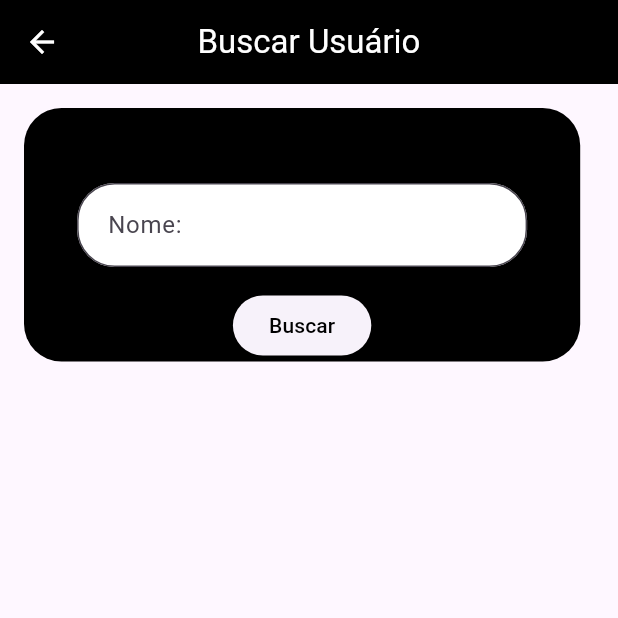
After one commit to leodavy/frontendWebI, a Flutter app: the FindUser screen opened directly, after a tap on "Buscar", on a phone screen of 412 x 824 dp, the top half of it. The commit adds this screen. Run offline on Flutter 3.47's test engine with Material 3 defaults, Android fonts, the phone set to English and light mode, and no system bars; accounts and stored records are empty; network calls fail.

Commit message:
search user by name done

```diff
--- /dev/null
+++ b/lib/model/TournamentCategory.dart
@@ -0,0 +1,18 @@
+class TournamentCategory {
+  int? torNrId;
+  String? torTxNome;
+
+  TournamentCategory({this.torNrId, this.torTxNome});
+
+  TournamentCategory.fromJson(Map<String, dynamic> json) {
+    torNrId = json['torNrId'];
+    torTxNome = json['torTxNome'];
+  }
+
+  Map<String, dynamic> toJson() {
+    final Map<String, dynamic> data = new Map<String, dynamic>();
+    data['torNrId'] = this.torNrId;
+    data['torTxNome'] = this.torTxNome;
+    return data;
+  }
+}
--- a/lib/model/User.dart
+++ b/lib/model/User.dart
@@ -12,7 +12,7 @@
     usuTxNome = json['usuTxNome'];
     usuTxLogin = json['usuTxLogin'];
     usuTxSenha = json['usuTxSenha'];
-    usuDtCadastro = json['usuDtCadastro'];
+    usuDtCadastro = json['usuDtCadastro'] != null ? DateTime.parse(json['usuDtCadastro']) : null;
     }
 
     Map<String, dynamic> toJson() {
@@ -21,7 +21,7 @@
     data['usuTxNome'] = this.usuTxNome;
     data['usuTxLogin'] = this.usuTxLogin;
     data['usuTxSenha'] = this.usuTxSenha;
-    data['usuDtCadastro'] = this.usuDtCadastro;
+    data['usuDtCadastro'] = this.usuDtCadastro?.toIso8601String();
     return data;
     }
     }
--- a/lib/service/Services.dart
+++ b/lib/service/Services.dart
@@ -3,6 +3,8 @@ import 'package:frontend_web1/model/Tournament.dart';
 import 'package:frontend_web1/model/User.dart';
 import 'dart:convert';
 import 'package:http/http.dart' as http;
+
+import '../model/TournamentCategory.dart';
 
 class Services{
   // final String userBaseUrl="http://192.168.0.105:8080"; //notebook
@@ -72,6 +74,64 @@ class Services{
       throw Exception("Failed to register tournament");
     }
   }
+  Future<TournamentCategory> createCategory(int torNrId, TournamentCategory newCategory) async {
+    try {
+      final response = await http.post(
+          Uri.parse('$userBaseUrl/torneios/$torNrId/categorias/cadastrar'),
+          headers: {'Content-Type': 'application/json'},
+          body: jsonEncode(newCategory.toJson()));
+      if (response.statusCode == 200) {
+        if (kDebugMode) {
+          print("Category successfully registered!");
+        }
+        return newCategory;
+      } else {
+        throw Exception("Failed to register category");
+      }
+    } catch (error) {
+      throw Exception("Failed to register category $error");
+    }
+  }
+  Future<User?> getUserByName(String usuTxNome) async {
+    try {
+      final response = await http.get(
+        Uri.parse('$userBaseUrl/usuarios/buscarPorNome/$usuTxNome'),
+        headers: {'Content-Type': 'application/json'},
+      );
+
+      print("Response status code: ${response.statusCode}");
+      print("Response body: ${response.body}");
+
+      if (response.statusCode == 200) {
+        Map<String, dynamic> userData = json.decode(response.body);
+        print("Decoded user data: $userData");
+        return User.fromJson(userData);
+      } else if (response.statusCode == 404) {
+        print("User not found");
+        return null;
+      } else {
+        throw Exception("Failed to get user by name. Status code: ${response.statusCode}");
+      }
+    } catch (error) {
+      print("Error getting user by name: $error");
+      throw Exception("Failed to get user by name");
+    }
+  }
+  Future<List<User>> getAllUsers() async{
+    try{
+      final response = await http.get(
+          Uri.parse('$userBaseUrl/usuarios/listarTodosUsuarios'));
+      if(response.statusCode == 200){
+        List<dynamic> data = json.decode(response.body);
+        List<User> users = data.map((json) => User.fromJson(json)).toList();
+        return users;
+      } else {
+        throw Exception("Error when try to list all users - backend");
+      }
+    }catch (error){
+      throw Exception("Error when try to list all users $error");
+    }
+  }
 
   Future<List<Tournament>> getAllTournaments() async{
     try{
--- /dev/null
+++ b/lib/view/FindUser.dart
@@ -0,0 +1,108 @@
+import 'package:flutter/material.dart';
+import 'package:intl/intl.dart'; // Importe o pacote intl para formatar a data
+import 'package:frontend_web1/model/User.dart';
+import 'package:frontend_web1/service/Services.dart';
+
+class FindUser extends StatefulWidget {
+  const FindUser({Key? key}) : super(key: key);
+
+  @override
+  _FindUserState createState() => _FindUserState();
+}
+
+class _FindUserState extends State<FindUser> {
+  final TextEditingController _nameController = TextEditingController();
+  User? _foundUser;
+
+  searchUser() async {
+    try {
+      String name = _nameController.text;
+      print("Searching for user: $name");
+      User? user = await Services().getUserByName(name);
+      print("Found user: $user");
+
+      if (user != null) {
+        showDialog(
+          context: context,
+          builder: (BuildContext context) {
+            return AlertDialog(
+              title: Text("Informações do usuário:"),
+              content: Column(
+                children: [
+                  Text("ID: ${user.usuNrId}"),
+                  Text("Nome: ${user.usuTxNome}"),
+                  Text("Login: ${user.usuTxLogin}"),
+                  Text("Data de Cadastro: ${_formatDate(user.usuDtCadastro)}"), // Adicione esta linha para exibir a data formatada
+                ],
+              ),
+            );
+          },
+        );
+      }
+
+      setState(() {
+        _foundUser = user;
+      });
+    } catch (error) {
+      print("Error searching for user: $error");
+    }
+  }
+
+  String _formatDate(DateTime? date) {
+    if (date != null) {
+      return DateFormat('dd/MM/yyyy HH:mm:ss').format(date);
+    } else {
+      return 'N/A';
+    }
+  }
+
+  @override
+  Widget build(BuildContext context) {
+    return Scaffold(
+        appBar: AppBar(
+          foregroundColor: Colors.white,
+          title: const Text("Buscar Usuário", style: TextStyle(color: Colors.white)),
+          centerTitle: true,
+          backgroundColor: Colors.black,
+        ),
+        body: Padding(
+          padding: EdgeInsets.all(16.0),
+          child: Column(
+            mainAxisAlignment: MainAxisAlignment.start,
+            children: [
+              Container(
+                width: MediaQuery.of(context).size.width * 0.9,
+                // height: MediaQuery.of(context).size.height * 0.4,
+                decoration: const BoxDecoration(
+                    borderRadius: BorderRadius.all(Radius.circular(25)),
+                    color: Colors.black
+                ),
+                child: Column( children: [
+                  const SizedBox(height: 50),
+                  Container(
+                    width: 300,
+                    child: TextFormField(
+                      controller: _nameController,
+                      decoration: InputDecoration(hintText: " Nome:",
+                          labelStyle: TextStyle(color: Colors.black),
+                          filled: true,
+                          fillColor: Colors.white,
+                          border: OutlineInputBorder(
+                              borderSide: const BorderSide(width: 5, style: BorderStyle.none),
+                              borderRadius: BorderRadius.circular(25)
+                          )
+                      ),
+                    ),
+                  ),
+                  SizedBox(height: 15),
+                  ElevatedButton(onPressed:() async {
+                    await searchUser();
+                  }, child: Text("Buscar",style: TextStyle(color: Colors.black),))
+                ],),
+              ),
+            ],
+          ),
+        )
+    );
+  }
+}
--- a/lib/view/Home.dart
+++ b/lib/view/Home.dart
@@ -1,4 +1,5 @@
 import 'package:flutter/material.dart';
+import 'package:frontend_web1/view/FindUser.dart';
 import 'package:frontend_web1/view/TournamentRegister.dart';
 import 'package:frontend_web1/view/FindTournament.dart';
 
@@ -87,7 +88,10 @@ class _HomeState extends State<Home> {
                       children: [
                         IconButton(
                           onPressed: () {
-
+                            Navigator.push(
+                                context,
+                                MaterialPageRoute(
+                                    builder: (context)=> FindUser()));
                           },
                           icon: Icon(Icons.search, size: 90),
                         ),
```
Also changed, not shown: lib/view/CategoryCreate.dart (added, +118 -0 lines), lib/view/FindTournament.dart (+7 -1 lines), lib/view/SelectedTournament.dart (added, +41 -0 lines).
